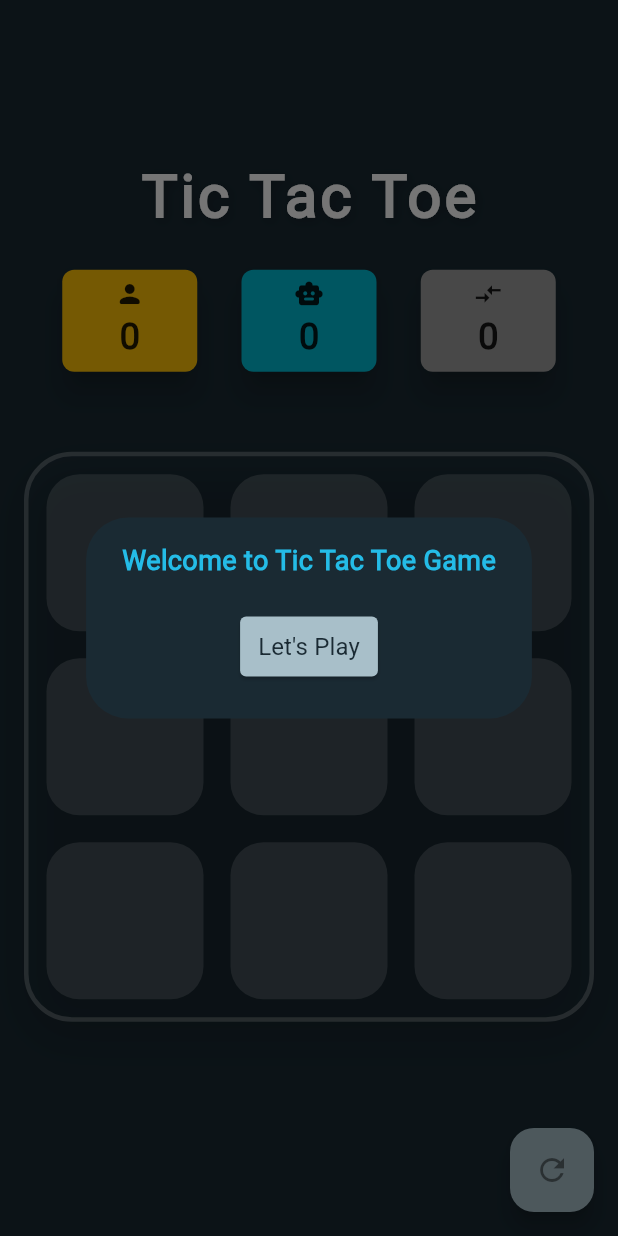
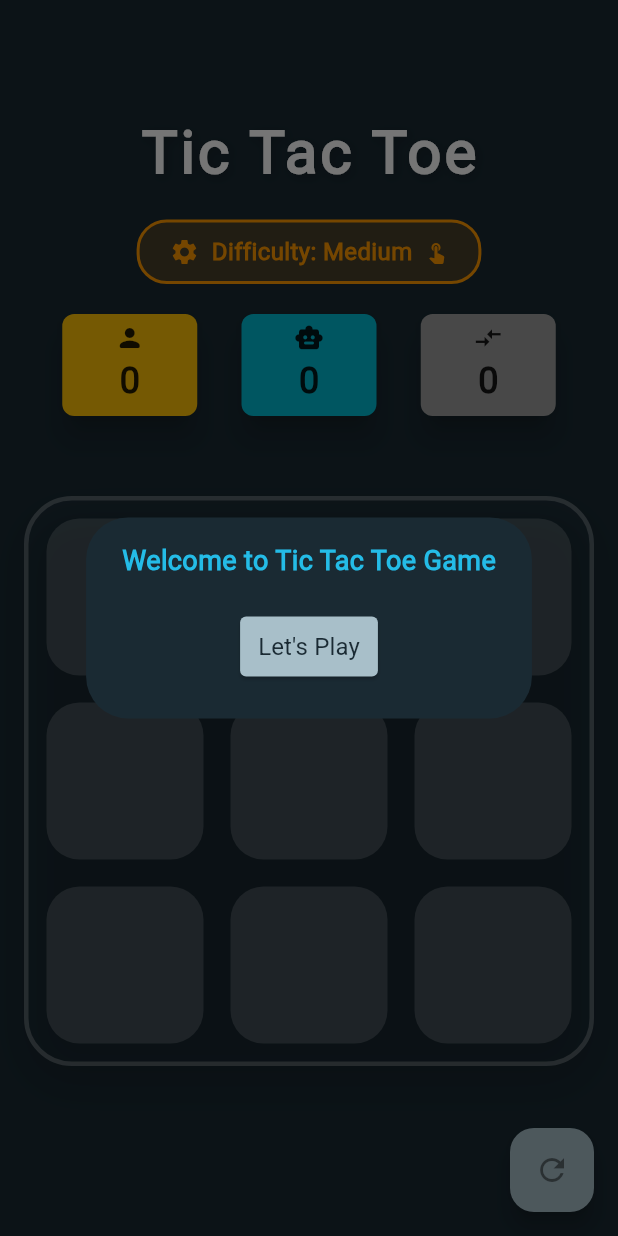
Before and after one commit to mdtaosifhossain3/tic-tac-toe-updated, a Flutter app: the screen it shows after launch, on a phone screen of 412 x 824 dp. Run offline on Flutter 3.47's test engine with Material 3 defaults, Android fonts, the phone set to English and light mode, and no system bars; our stand-ins replace flutter_spinkit, google_mobile_ads, shared_preferences, sqflite; accounts and stored records are empty; network calls fail; Roboto replaces fonts that are missing (RobotoMono).

Commit message:
added easy medium hard

```diff
--- a/lib/game_screen.dart
+++ b/lib/game_screen.dart
@@ -6,6 +6,8 @@ import 'package:google_mobile_ads/google_mobile_ads.dart';
 import 'package:url_launcher/url_launcher.dart';
 import 'package:sqflite/sqflite.dart';
 import 'package:path/path.dart';
+
+enum Difficulty { easy, medium, hard }
 
 class DBHelper {
   static Future<Database> initDb() async {
@@ -37,24 +39,23 @@ class _GameScreenState extends State<GameScreen> {
   int aiScore = 0;
   int drawScore = 0;
   int itemFilled = 0;
+  Difficulty currentDifficulty = Difficulty.medium;
 
   late Database db;
   late BannerAd _bannerAd;
   bool isBannerAddLoaded = false;
   InterstitialAd? _interstitialAd;
+
   void loadAd() {
     InterstitialAd.load(
         adUnitId: "ca-app-pub-2225408843963260/2264614336",
         request: const AdRequest(),
         adLoadCallback: InterstitialAdLoadCallback(
-          // Called when an ad is successfully received.
           onAdLoaded: (ad) {
             debugPrint('$ad loaded.');
-            // Keep a reference to the ad so you can show it later.
             _interstitialAd = ad;
             _interstitialAd?.show();
           },
-          // Called when an ad request failed.
           onAdFailedToLoad: (LoadAdError error) {
             debugPrint('InterstitialAd failed to load: $error');
           },
@@ -138,12 +139,11 @@ class _GameScreenState extends State<GameScreen> {
     final Uri smsUri = Uri(
       scheme: 'sms',
       path: phoneNumber,
-      queryParameters: {'body': message}, // pre-fill message
+      queryParameters: {'body': message},
     );
 
-    // Check if the URL can be launched (i.e., if SMS is available)
     if (await canLaunchUrl(smsUri)) {
-      await launchUrl(smsUri); // Opens SMS app with pre-filled message
+      await launchUrl(smsUri);
     } else {
       ScaffoldMessenger.of(context).showSnackBar(
         const SnackBar(content: Text('Could not launch SMS')),
@@ -151,9 +151,57 @@ class _GameScreenState extends State<GameScreen> {
     }
   }
 
+  String _getDifficultyText() {
+    switch (currentDifficulty) {
+      case Difficulty.easy:
+        return 'Easy';
+      case Difficulty.medium:
+        return 'Medium';
+      case Difficulty.hard:
+        return 'Hard';
+    }
+  }
+
+  Color _getDifficultyColor() {
+    switch (currentDifficulty) {
+      case Difficulty.easy:
+        return Colors.green;
+      case Difficulty.medium:
+        return Colors.orange;
+      case Difficulty.hard:
+        return Colors.red;
+    }
+  }
+
+  double _getRandomMoveChance() {
+    switch (currentDifficulty) {
+      case Difficulty.easy:
+        return 0.60; // 60% random moves (40% minimax)
+      case Difficulty.medium:
+        return 0.25; // 25% random moves (75% minimax)
+      case Difficulty.hard:
+        return 0.18; // 18% random moves (82% minimax)
+    }
+  }
+
+  void _changeDifficulty() {
+    setState(() {
+      switch (currentDifficulty) {
+        case Difficulty.easy:
+          currentDifficulty = Difficulty.medium;
+          break;
+        case Difficulty.medium:
+          currentDifficulty = Difficulty.hard;
+          break;
+        case Difficulty.hard:
+          currentDifficulty = Difficulty.easy;
+          break;
+      }
+    });
+  }
+
   @override
   void dispose() {
-    // TODO: implement dispose
     super.dispose();
     _bannerAd.dispose();
   }
@@ -200,6 +248,48 @@ class _GameScreenState extends State<GameScreen> {
                               ),
                             ),
                       const SizedBox(height: 16),
+                      // Difficulty selector
+                      GestureDetector(
+                        onTap: _changeDifficulty,
+                        child: Container(
+                          padding: const EdgeInsets.symmetric(
+                              horizontal: 20, vertical: 8),
+                          decoration: BoxDecoration(
+                            color: _getDifficultyColor().withValues(alpha: 0.2),
+                            borderRadius: BorderRadius.circular(20),
+                            border: Border.all(
+                              color: _getDifficultyColor(),
+                              width: 2,
+                            ),
+                          ),
+                          child: Row(
+                            mainAxisSize: MainAxisSize.min,
+                            children: [
+                              Icon(
+                                Icons.settings,
+                                color: _getDifficultyColor(),
+                                size: 20,
+                              ),
+                              const SizedBox(width: 8),
+                              Text(
+                                'Difficulty: ${_getDifficultyText()}',
+                                style: TextStyle(
+                                  color: _getDifficultyColor(),
+                                  fontWeight: FontWeight.bold,
+                                  fontSize: 16,
+                                ),
+                              ),
+                              const SizedBox(width: 8),
+                              Icon(
+                                Icons.touch_app,
+                                color: _getDifficultyColor(),
+                                size: 16,
+                              ),
+                            ],
+                          ),
+                        ),
+                      ),
+                      const SizedBox(height: 16),
                       Row(
                         mainAxisAlignment: MainAxisAlignment.spaceEvenly,
                         children: [
@@ -212,7 +302,7 @@ class _GameScreenState extends State<GameScreen> {
                     ],
                   ),
                   AspectRatio(
-                    aspectRatio: 1, // Always square
+                    aspectRatio: 1,
                     child: Container(
                       padding: const EdgeInsets.all(12),
                       decoration: BoxDecoration(
@@ -438,8 +528,8 @@ class _GameScreenState extends State<GameScreen> {
     }
 
     int bestMove;
-    // 15% chance to make a random move, 85% minimax
-    if (Random().nextDouble() < 0.15) {
+    // Use difficulty-based random move chance
+    if (Random().nextDouble() < _getRandomMoveChance()) {
       List<int> available = [];
       for (int i = 0; i < 9; i++) {
         if (items[i] == '') available.add(i);
@@ -543,7 +633,7 @@ class _GameScreenState extends State<GameScreen> {
   void _showDialog({bool isInitial = false}) {
     showDialog(
       barrierDismissible: false,
-      context: this.context, // explicitly use the State's BuildContext
+      context: this.context,
       builder: (BuildContext context) {
         return AlertDialog(
           backgroundColor: const Color(0xff1A2A33),
```
